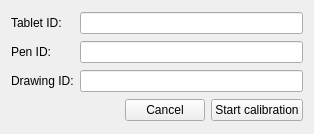
EuracBiomedicalResearch/DigitalSpiralography, file ui/newcalibration.ui: the form before one commit.
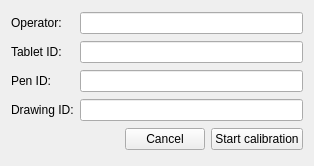
The form after the commit.

Commit message:
Also request the operator when calibrating.
- New field in NewRecording.
- Data added to calibration/operator.

What changed in the file:
```diff
--- a/ui/newcalibration.ui
+++ b/ui/newcalibration.ui
@@ -7,19 +7,19 @@
     <x>0</x>
     <y>0</y>
     <width>314</width>
-    <height>134</height>
+    <height>166</height>
    </rect>
   </property>
   <property name="minimumSize">
    <size>
     <width>314</width>
-    <height>134</height>
+    <height>166</height>
    </size>
   </property>
   <property name="maximumSize">
    <size>
     <width>16777215</width>
-    <height>137</height>
+    <height>167</height>
    </size>
   </property>
   <property name="windowTitle">
@@ -30,6 +30,19 @@
   </property>
   <layout class="QGridLayout" name="gridLayout">
    <item row="0" column="0">
+    <widget class="QLabel" name="label_2">
+     <property name="text">
+      <string>Operator:</string>
+     </property>
+     <property name="buddy">
+      <cstring>operator_id</cstring>
+     </property>
+    </widget>
+   </item>
+   <item row="0" column="1">
+    <widget class="QLineEdit" name="operator_id"/>
+   </item>
+   <item row="1" column="0">
     <widget class="QLabel" name="label">
      <property name="text">
       <string>Tablet ID:</string>
@@ -39,10 +52,10 @@
      </property>
     </widget>
    </item>
-   <item row="0" column="1">
+   <item row="1" column="1">
     <widget class="QLineEdit" name="tablet_id"/>
    </item>
-   <item row="1" column="0">
+   <item row="2" column="0">
     <widget class="QLabel" name="fileLabel_2">
      <property name="text">
       <string>Pen ID:</string>
@@ -52,10 +65,10 @@
      </property>
     </widget>
    </item>
-   <item row="1" column="1">
+   <item row="2" column="1">
     <widget class="QLineEdit" name="stylus_id"/>
    </item>
-   <item row="2" column="0">
+   <item row="3" column="0">
     <widget class="QLabel" name="fileLabel">
      <property name="text">
       <string>Drawing ID:</string>
@@ -65,10 +78,10 @@
      </property>
     </widget>
    </item>
-   <item row="2" column="1">
+   <item row="3" column="1">
     <widget class="QLineEdit" name="drawing_id"/>
    </item>
-   <item row="3" column="0" colspan="2">
+   <item row="4" column="0" colspan="2">
     <layout class="QHBoxLayout" name="horizontalLayout">
      <item>
       <spacer name="horizontalSpacer">
```
Left out of the diff: 33 changed lines with no effect on the pictures. The commit also changes 5 other files.
